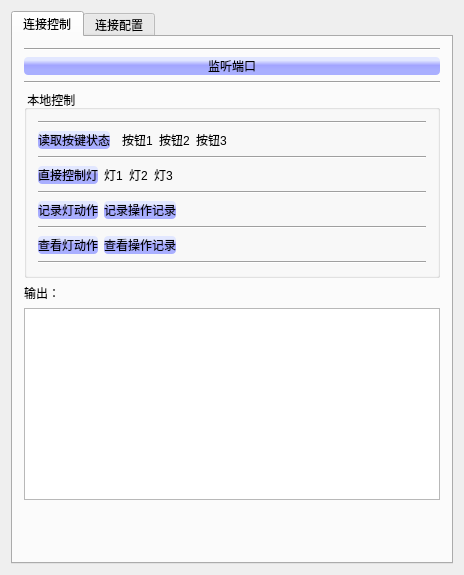
Above: raspiServer/mainwindow.ui from qingyunerya/Garbage before the change. Below: the same form after it.
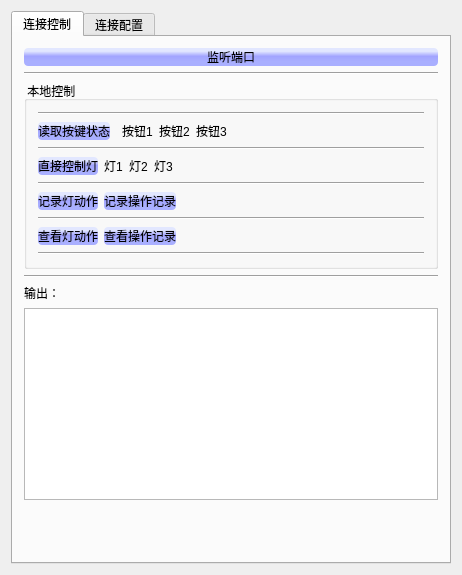
That is the form after the change.

Commit message: 这是一个版本美观的版本

Diff of the .ui file:
```diff
--- a/raspiServer/mainwindow.ui
+++ b/raspiServer/mainwindow.ui
@@ -6,7 +6,7 @@
    <rect>
     <x>0</x>
     <y>0</y>
-    <width>464</width>
+    <width>462</width>
     <height>575</height>
    </rect>
   </property>
@@ -44,13 +44,6 @@
         <string>连接控制</string>
        </attribute>
        <layout class="QVBoxLayout" name="verticalLayout_2">
-        <item>
-         <widget class="Line" name="line">
-          <property name="orientation">
-           <enum>Qt::Horizontal</enum>
-          </property>
-         </widget>
-        </item>
         <item>
          <widget class="QPushButton" name="connectToClient">
           <property name="styleSheet">
@@ -64,13 +57,15 @@
          </widget>
         </item>
         <item>
-         <widget class="Line" name="line_9">
+         <widget class="Line" name="line">
           <property name="orientation">
            <enum>Qt::Horizontal</enum>
           </property>
          </widget>
         </item>
         <item>
+         <layout class="QGridLayout" name="gridLayout_4">
+          <item row="0" column="0">
          <widget class="QGroupBox" name="groupBox">
           <property name="title">
            <string> 本地控制</string>
@@ -322,8 +317,14 @@
           </layout>
          </widget>
         </item>
+         </layout>
+        </item>
         <item>
-         <layout class="QHBoxLayout" name="horizontalLayout_2" stretch=""/>
+         <widget class="Line" name="line_9">
+          <property name="orientation">
+           <enum>Qt::Horizontal</enum>
+          </property>
+         </widget>
         </item>
         <item>
          <widget class="QLabel" name="label_9">
```
Left out of the diff: 5 changed lines with no effect on the pictures. Lines whose indentation alone changed are shown as unchanged. The commit also changes 2 other files.
